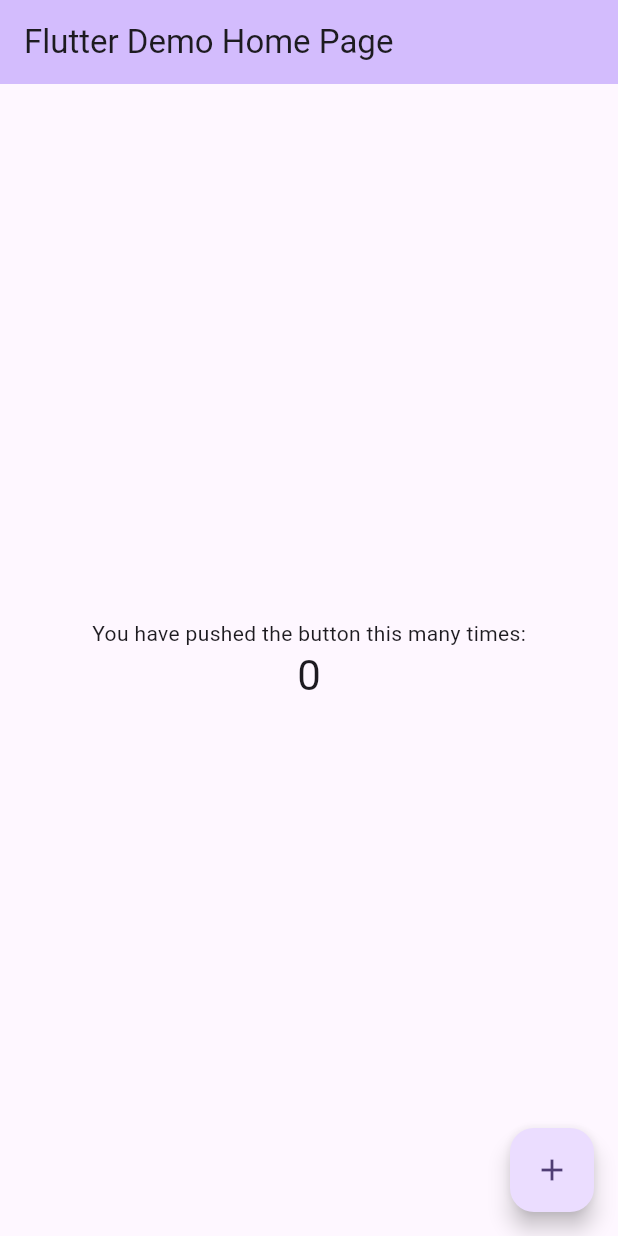
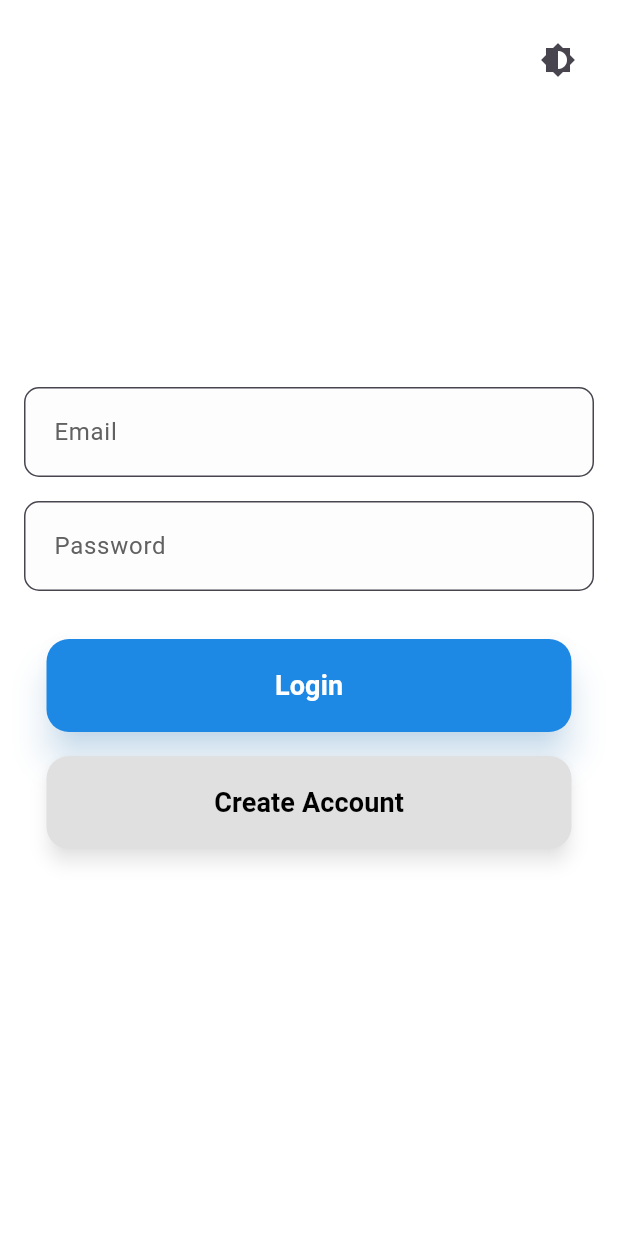
Before and after one commit to xbingsux/rimpa, a Flutter app: the screen it shows after launch, on a phone screen of 412 x 824 dp. Run offline on Flutter 3.47's test engine with Material 3 defaults, Android fonts, the phone set to English and light mode, and no system bars; our stand-ins replace get.

Commit message:
infra_mobile

```diff
--- /dev/null
+++ b/mobile/lib/core/theme/app_theme.dart
@@ -0,0 +1,15 @@
+import 'package:flutter/material.dart';
+
+class AppTheme {
+  static final lightTheme = ThemeData(
+    brightness: Brightness.light,
+    primarySwatch: Colors.blue,
+    scaffoldBackgroundColor: Colors.white,
+  );
+
+  static final darkTheme = ThemeData(
+    brightness: Brightness.dark,
+    primarySwatch: Colors.blue,
+    scaffoldBackgroundColor: Colors.black,
+  );
+}
--- /dev/null
+++ b/mobile/lib/core/theme/theme_controller.dart
@@ -0,0 +1,13 @@
+import 'package:flutter/material.dart';
+import 'package:get/get.dart';
+
+class ThemeController extends GetxController {
+  var _themeMode = ThemeMode.light.obs; // ใช้ Rx เพื่ออัพเดตทันที
+
+  ThemeMode get themeMode => _themeMode.value;
+
+  void toggleTheme() {
+    _themeMode.value =
+        _themeMode.value == ThemeMode.light ? ThemeMode.dark : ThemeMode.light;
+  }
+}
--- /dev/null
+++ b/mobile/lib/core/widgets/custom_loginpage.dart
@@ -0,0 +1,129 @@
+import 'package:flutter/material.dart';
+import 'package:get/get.dart';
+import '../theme/theme_controller.dart';
+
+// ปุ่มกดเข้าระบบ
+class CustomButton extends StatelessWidget {
+  final String text;
+  final VoidCallback onPressed;
+
+  const CustomButton({
+    Key? key,
+    required this.text,
+    required this.onPressed,
+  }) : super(key: key);
+
+  @override
+  Widget build(BuildContext context) {
+    return Center(
+      child: SizedBox(
+        width: 350, // ขนาดปุ่ม
+        child: ElevatedButton(
+          style: ElevatedButton.styleFrom(
+            foregroundColor: Colors.white,
+            padding: EdgeInsets.symmetric(vertical: 18),
+            backgroundColor:
+                const Color(0xFF1E88E5), // สีน้ำเงินสำหรับปุ่ม login
+            shape: RoundedRectangleBorder(
+              borderRadius: BorderRadius.circular(15), // ปรับมุมให้โค้งมากขึ้น
+            ),
+            elevation: 10, // ความลึกของปุ่ม
+            shadowColor: Colors.blue.withOpacity(0.4), // เพิ่มเงาของปุ่ม
+            minimumSize: Size(double.infinity, 50), // ขนาดปุ่มที่เหมาะสม
+          ),
+          onPressed: onPressed,
+          child: Text(
+            text,
+            style: TextStyle(
+              fontSize: 18,
+              fontWeight: FontWeight.bold, // เพิ่มความเด่นให้ข้อความ
+            ),
+          ),
+        ),
+      ),
+    );
+  }
+}
+
+// ปุ่มสร้างบัญชี
+class CreateAccountButton extends StatelessWidget {
+  final String text;
+  final VoidCallback onPressed;
+
+  const CreateAccountButton({
+    Key? key,
+    required this.text,
+    required this.onPressed,
+  }) : super(key: key);
+
+  @override
+  Widget build(BuildContext context) {
+    return Center(
+      child: SizedBox(
+        width: 350, // ขนาดปุ่ม
+        child: ElevatedButton(
+          style: ElevatedButton.styleFrom(
+            foregroundColor: Colors.black, // เปลี่ยนสีข้อความเป็นสีดำ
+            padding: EdgeInsets.symmetric(vertical: 18),
+            backgroundColor:
+                const Color(0xFFE0E0E0), // สีเทาอ่อนสำหรับปุ่ม Create Account
+            shape: RoundedRectangleBorder(
+              borderRadius: BorderRadius.circular(15), // ปรับมุมโค้ง
+            ),
+            elevation: 5, // ความลึกของปุ่ม
+            shadowColor: Colors.grey.withOpacity(0.3), // สีเงาของปุ่ม
+          ),
+          onPressed: onPressed,
+          child: Text(
+            text,
+            style: TextStyle(
+              fontSize: 18,
+              fontWeight: FontWeight.bold, // เพิ่มความเด่นให้ข้อความ
+            ),
+          ),
+        ),
+      ),
+    );
+  }
+}
+
+// ช่องกรอกข้อมูล
+class CustomTextField extends StatelessWidget {
+  final String labelText;
+  final bool obscureText;
+  final Function(String) onChanged;
+
+  const CustomTextField({
+    Key? key,
+    required this.labelText,
+    required this.obscureText,
+    required this.onChanged,
+  }) : super(key: key);
+
+  @override
+  Widget build(BuildContext context) {
+    return TextField(
+      obscureText: obscureText,
+      onChanged: onChanged,
+      decoration: InputDecoration(
+        labelText: labelText,
+        labelStyle: TextStyle(
+          fontSize: 16,
+          color: const Color(0xFF616161), // สีข้อความ label อ่อนลง
+        ),
+        border: OutlineInputBorder(
+          borderRadius: BorderRadius.circular(10), // มุมกรอบโค้ง
+        ),
+        focusedBorder: OutlineInputBorder(
+          borderRadius: BorderRadius.circular(10),
+          borderSide: BorderSide(
+              color: const Color(0xFF1E88E5), width: 2), // สีน้ำเงินเมื่อเลือก
+        ),
+        filled: true,
+        fillColor: const Color.fromARGB(255, 253, 253, 253), // สีพื้นหลังอ่อน
+        contentPadding: EdgeInsets.symmetric(
+            vertical: 18, horizontal: 16), // ปรับช่องว่างในกรอบ
+      ),
+    );
+  }
+}
--- a/mobile/lib/main.dart
+++ b/mobile/lib/main.dart
@@ -1,125 +1,26 @@
 import 'package:flutter/material.dart';
+import 'package:get/get.dart';
+import 'core/theme/app_theme.dart';
+import 'core/theme/theme_controller.dart';
+import 'routes/app_pages.dart';
 
 void main() {
-  runApp(const MyApp());
+  Get.put(ThemeController());
+  runApp(MyApp());
 }
 
 class MyApp extends StatelessWidget {
-  const MyApp({super.key});
-
-  // This widget is the root of your application.
   @override
   Widget build(BuildContext context) {
-    return MaterialApp(
-      title: 'Flutter Demo',
-      theme: ThemeData(
-        // This is the theme of your application.
-        //
-        // TRY THIS: Try running your application with "flutter run". You'll see
-        // the application has a purple toolbar. Then, without quitting the app,
-        // try changing the seedColor in the colorScheme below to Colors.green
-        // and then invoke "hot reload" (save your changes or press the "hot
-        // reload" button in a Flutter-supported IDE, or press "r" if you used
-        // the command line to start the app).
-        //
-        // Notice that the counter didn't reset back to zero; the application
-        // state is not lost during the reload. To reset the state, use hot
-        // restart instead.
-        //
-        // This works for code too, not just values: Most code changes can be
-        // tested with just a hot reload.
-        colorScheme: ColorScheme.fromSeed(seedColor: Colors.deepPurple),
-        useMaterial3: true,
-      ),
-      home: const MyHomePage(title: 'Flutter Demo Home Page'),
-    );
+    final themeController = Get.find<ThemeController>();
+    return Obx(() => GetMaterialApp(
+          title: 'Login rimpa',
+          theme: AppTheme.lightTheme,
+          darkTheme: AppTheme.darkTheme,
+          themeMode: themeController.themeMode, // ใช้ themeMode ที่อัพเดตด้วย Obx
+          initialRoute: AppPages.initial,
+          getPages: AppPages.routes,
+          debugShowCheckedModeBanner: false,
+        ));
   }
 }
-
-class MyHomePage extends StatefulWidget {
-  const MyHomePage({super.key, required this.title});
-
-  // This widget is the home page of your application. It is stateful, meaning
-  // that it has a State object (defined below) that contains fields that affect
-  // how it looks.
-
-  // This class is the configuration for the state. It holds the values (in this
-  // case the title) provided by the parent (in this case the App widget) and
-  // used by the build method of the State. Fields in a Widget subclass are
-  // always marked "final".
-
-  final String title;
-
-  @override
-  State<MyHomePage> createState() => _MyHomePageState();
-}
-
-class _MyHomePageState extends State<MyHomePage> {
-  int _counter = 0;
-
-  void _incrementCounter() {
-    setState(() {
-      // This call to setState tells the Flutter framework that something has
-      // changed in this State, which causes it to rerun the build method below
-      // so that the display can reflect the updated values. If we changed
-      // _counter without calling setState(), then the build method would not be
-      // called again, and so nothing would appear to happen.
-      _counter++;
-    });
-  }
-
-  @override
-  Widget build(BuildContext context) {
-    // This method is rerun every time setState is called, for instance as done
-    // by the _incrementCounter method above.
-    //
-    // The Flutter framework has been optimized to make rerunning build methods
-    // fast, so that you can just rebuild anything that needs updating rather
-    // than having to individually change instances of widgets.
-    return Scaffold(
-      appBar: AppBar(
-        // TRY THIS: Try changing the color here to a specific color (to
-        // Colors.amber, perhaps?) and trigger a hot reload to see the AppBar
-        // change color while the other colors stay the same.
-        backgroundColor: Theme.of(context).colorScheme.inversePrimary,
-        // Here we take the value from the MyHomePage object that was created by
-        // the App.build method, and use it to set our appbar title.
-        title: Text(widget.title),
-      ),
-      body: Center(
-        // Center is a layout widget. It takes a single child and positions it
-        // in the middle of the parent.
-        child: Column(
-          // Column is also a layout widget. It takes a list of children and
-          // arranges them vertically. By default, it sizes itself to fit its
-          // children horizontally, and tries to be as tall as its parent.
-          //
-          // Column has various properties to control how it sizes itself and
-          // how it positions its children. Here we use mainAxisAlignment to
-          // center the children vertically; the main axis here is the vertical
-          // axis because Columns are vertical (the cross axis would be
-          // horizontal).
-          //
-          // TRY THIS: Invoke "debug painting" (choose the "Toggle Debug Paint"
-          // action in the IDE, or press "p" in the console), to see the
-          // wireframe for each widget.
-          mainAxisAlignment: MainAxisAlignment.center,
-          children: <Widget>[
-            const Text(
-              'You have pushed the button this many times:',
-            ),
-            Text(
-              '$_counter',
-              style: Theme.of(context).textTheme.headlineMedium,
-            ),
-          ],
-        ),
-      ),
-      floatingActionButton: FloatingActionButton(
-        onPressed: _incrementCounter,
-        tooltip: 'Increment',
-        child: const Icon(Icons.add),
-      ), // This trailing comma makes auto-formatting nicer for build methods.
-    );
-  }
-}
--- /dev/null
+++ b/mobile/lib/modules/auth/controllers/auth_logre/create_controller.dart
@@ -0,0 +1,20 @@
+import 'package:get/get.dart';
+
+class CreateController extends GetxController {
+  var email = ''.obs;
+  var password = ''.obs;
+
+  void register() {
+    // ใส่ลอจิกการลงทะเบียนที่นี่ (เช่น API call หรือการตรวจสอบข้อมูล)
+    if (email.isNotEmpty && password.isNotEmpty) {
+      // สมมุติว่าเรียก API เพื่อทำการลงทะเบียน
+      print("Registering with Email: $email and Password: $password");
+      // สามารถเชื่อมโยงไปหน้าอื่นหลังการลงทะเบียนได้
+      Get.snackbar("Success", "Account Created Successfully");
+      Get.offAllNamed('/login'); // ไปหน้า login
+    } else {
+      // ถ้าข้อมูลไม่ครบ
+      Get.snackbar("Error", "Please fill all fields");
+    }
+  }
+}
--- /dev/null
+++ b/mobile/lib/modules/auth/controllers/auth_logre/login_controller.dart
@@ -0,0 +1,15 @@
+import 'package:get/get.dart';
+
+class LoginController extends GetxController {
+  var email = ''.obs;
+  var password = ''.obs;
+
+  void login() {
+    if (email.value.isNotEmpty && password.value.isNotEmpty) {
+      // Logic การเข้าสู่ระบบ
+      Get.snackbar('Success', 'Logged in as ${email.value}');
+    } else {
+      Get.snackbar('Error', 'Please fill in all fields');
+    }
+  }
+}
--- /dev/null
+++ b/mobile/lib/modules/auth/views/login_register/create_view.dart
@@ -0,0 +1,55 @@
+import 'package:flutter/material.dart';
+import 'package:get/get.dart';
+import 'package:rimpa/core/widgets/custom_loginpage.dart'; // เชื่อมต่อกับ CustomTextField และ CustomButton
+import '../../controllers/auth_logre/create_controller.dart'; // ใช้ตัวควบคุมของ Register
+
+class CreateAccountView extends StatelessWidget {
+  final registerController = Get.put(CreateController()); // ตัวควบคุมการลงทะเบียน
+
+  @override
+  Widget build(BuildContext context) {
+    return Scaffold(
+      body: Stack(
+        children: [
+          Padding(
+            padding: const EdgeInsets.all(16.0),
+            child: Column(
+              mainAxisAlignment: MainAxisAlignment.center,
+              crossAxisAlignment: CrossAxisAlignment.center,
+              children: [
+                // ช่องกรอกข้อมูล Email
+                CustomTextField(
+                  labelText: 'Email',
+                  obscureText: false,
+                  onChanged: (value) => registerController.email.value = value,
+                ),
+                SizedBox(height: 16),
+                // ช่องกรอกข้อมูล Password
+                CustomTextField(
+                  labelText: 'Password',
+                  obscureText: true,
+                  onChanged: (value) => registerController.password.value = value,
+                ),
+                SizedBox(height: 32),
+                // ปุ่ม Submit ลงทะเบียน
+                CustomButton(
+                  text: 'Create Account',
+                  onPressed: () => registerController.register(),
+                ),
+                SizedBox(height: 16),
+                // ปุ่ม Login ที่มีลิงก์ไปหน้า Login
+                GestureDetector(
+                  onTap: () => Get.back(), // กลับไปหน้า Login
+                  child: Text(
+                    'Already have an account? Login here',
+                    style: TextStyle(color: Colors.blue),
+                  ),
+                ),
+              ],
+            ),
+          ),
+        ],
+      ),
+    );
+  }
+}
--- /dev/null
+++ b/mobile/lib/modules/auth/views/login_register/login_view.dart
@@ -0,0 +1,64 @@
+import 'package:flutter/material.dart';
+import 'package:get/get.dart';
+import 'package:rimpa/core/theme/theme_controller.dart';
+import '../../../../core/widgets/custom_loginpage.dart';
+import '../../controllers/auth_logre/login_controller.dart';
+
+class LoginView extends StatelessWidget {
+  final authController = Get.put(LoginController());
+
+  @override
+  Widget build(BuildContext context) {
+    return Scaffold(
+      body: Stack(
+        children: [
+          Padding(
+            padding: const EdgeInsets.all(16.0),
+            child: Column(
+              mainAxisAlignment: MainAxisAlignment.center,
+              crossAxisAlignment: CrossAxisAlignment.center,
+              children: [
+                // ช่องกรอกข้อมูล Email
+                CustomTextField(
+                  labelText: 'Email',
+                  obscureText: false,
+                  onChanged: (value) => authController.email.value = value,
+                ),
+                SizedBox(height: 16),
+                // ช่องกรอกข้อมูล Password
+                CustomTextField(
+                  labelText: 'Password',
+                  obscureText: true,
+                  onChanged: (value) => authController.password.value = value,
+                ),
+                SizedBox(height: 32),
+                // ปุ่ม Login เต็มข้าง
+                CustomButton(
+                  text: 'Login',
+                  onPressed: () => authController.login(),
+                ),
+                SizedBox(height: 16),
+                // ปุ่ม Create Account เต็มข้าง
+                CreateAccountButton(
+                  text: 'Create Account',
+                  onPressed: () => Get.toNamed('/create-account'),
+                ),
+              ],
+            ),
+          ),
+          // ปุ่มเปลี่ยนธีมที่มุมขวาบน
+          Positioned(
+            top: 16,
+            right: 16,
+            child: IconButton(
+              icon: Icon(Icons.brightness_6),
+              onPressed: () {
+                Get.find<ThemeController>().toggleTheme();
+              },
+            ),
+          ),
+        ],
+      ),
+    );
+  }
+}
--- /dev/null
+++ b/mobile/lib/routes/app_pages.dart
@@ -0,0 +1,17 @@
+import 'package:get/get.dart';
+import '../modules/auth/views/login_register/login_view.dart';
+import '../modules/auth/views/login_register/create_view.dart';
+
+class AppPages {
+  static const initial = '/login';
+  static final routes = [
+    GetPage(
+      name: '/login',
+      page: () => LoginView(),
+    ),
+     GetPage(
+      name: '/create-account',
+      page: () => CreateAccountView(),
+    ),
+  ];
+}
--- a/mobile/pubspec.yaml
+++ b/mobile/pubspec.yaml
@@ -30,6 +30,7 @@ environment:
 dependencies:
   flutter:
     sdk: flutter
+  get: ^4.6.6
 
 
   # The following adds the Cupertino Icons font to your application.
```
Also changed, not shown: mobile/lib/modules/auth/models/users.model.dart (added), mobile/pubspec.lock, 1 other file.
